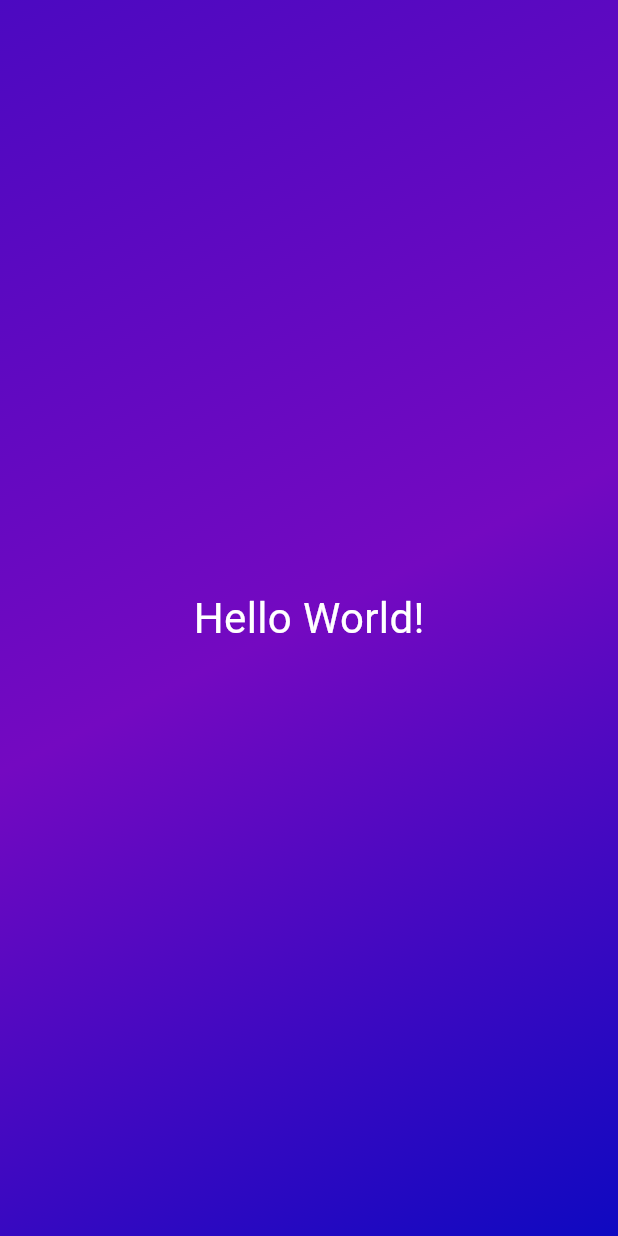
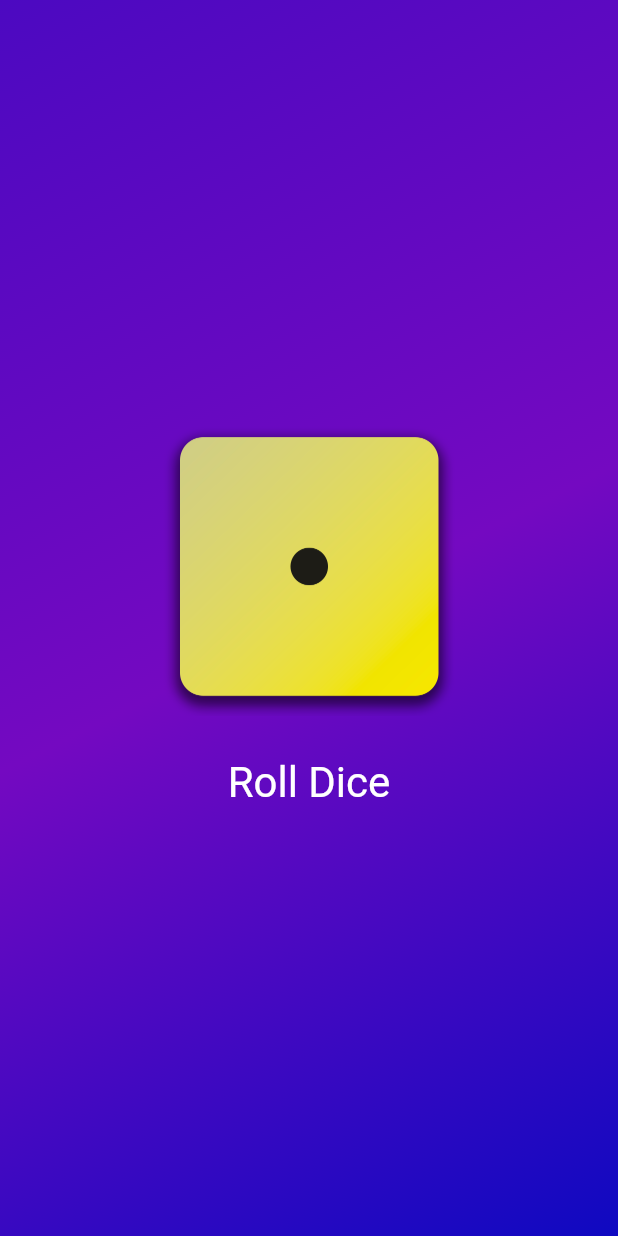
Before and after one commit to jajangratis/flutter_application_1, a Flutter app: the screen it shows after launch, on a phone screen of 412 x 824 dp. Run offline on Flutter 3.47's test engine with Material 3 defaults, Android fonts, the phone set to English and light mode, and no system bars.

Commit message:
roll dice

```diff
--- /dev/null
+++ b/lib/dice_roller.dart
@@ -0,0 +1,46 @@
+import 'dart:math';
+import 'package:flutter/material.dart';
+import 'package:flutter_application_1/styled_text.dart';
+
+final randomizer = Random();
+
+class DiceRoller extends StatefulWidget {
+  const DiceRoller({super.key});
+
+  @override
+  State<StatefulWidget> createState() {
+    return _DiceRollerState();
+  }
+}
+
+class _DiceRollerState extends State<DiceRoller> {
+
+  var activeDiceImage = 'assets/images/dice-1.png';
+  var current = 1;
+
+  void rollDice() {
+    var roll = randomizer.nextInt(6)+1;
+    setState(() {
+      current = roll;
+    });
+  }
+
+  @override
+  Widget build(BuildContext context) {
+    return Column(
+      mainAxisSize: MainAxisSize.min,
+      children: [
+        Image.asset('assets/images/dice-$current.png', width: 200,),
+        const SizedBox(height: 20,),
+        TextButton(
+          onPressed: rollDice,
+          style: TextButton.styleFrom(
+            // padding: const EdgeInsets.only(top: 20),
+            foregroundColor: Colors.white,
+            textStyle: const TextStyle(fontSize: 28)
+          ),
+          child: const StyledText('Roll Dice')
+        ),
+    ]);
+  }
+}
--- a/lib/gradient_container.dart
+++ b/lib/gradient_container.dart
@@ -1,13 +1,15 @@
 import 'package:flutter/material.dart';
-import 'package:flutter_application_1/styled_text.dart';
+import 'package:flutter_application_1/dice_roller.dart';
 
 const startAlignment = Alignment.topLeft;
 const endAlignment = Alignment.bottomRight;
 
+// ignore: must_be_immutable
 class GradientContainer extends StatelessWidget {
   const GradientContainer({super.key, required this.colors});
 
   final List<Color> colors;
+
 
   @override
   Widget build(BuildContext context) {
@@ -20,7 +22,7 @@ class GradientContainer extends StatelessWidget {
         ),
       ),
       child: const Center(
-        child: StyledText('Hello World!')
+        child: DiceRoller(),
       ),
     );
   }
```
Also changed, not shown: pubspec.yaml (+7 -3 lines), assets/images/dice-1.png (added), assets/images/dice-2.png (added), assets/images/dice-3.png (added), assets/images/dice-4.png (added), assets/images/dice-5.png (added), assets/images/dice-6.png (added).
